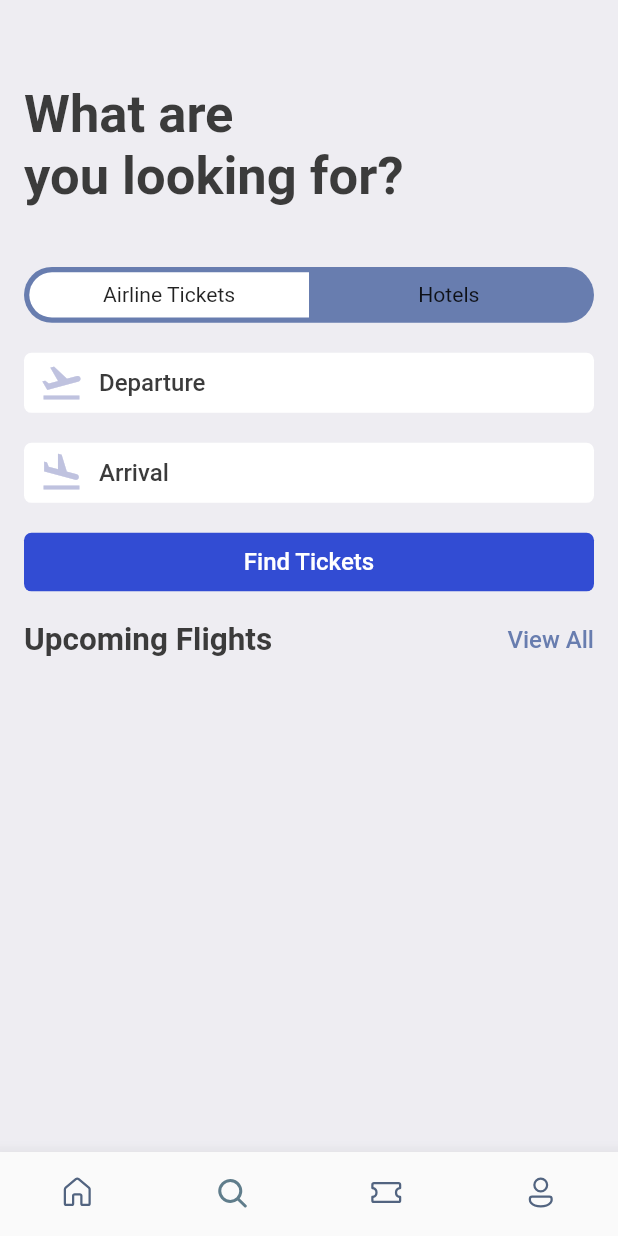
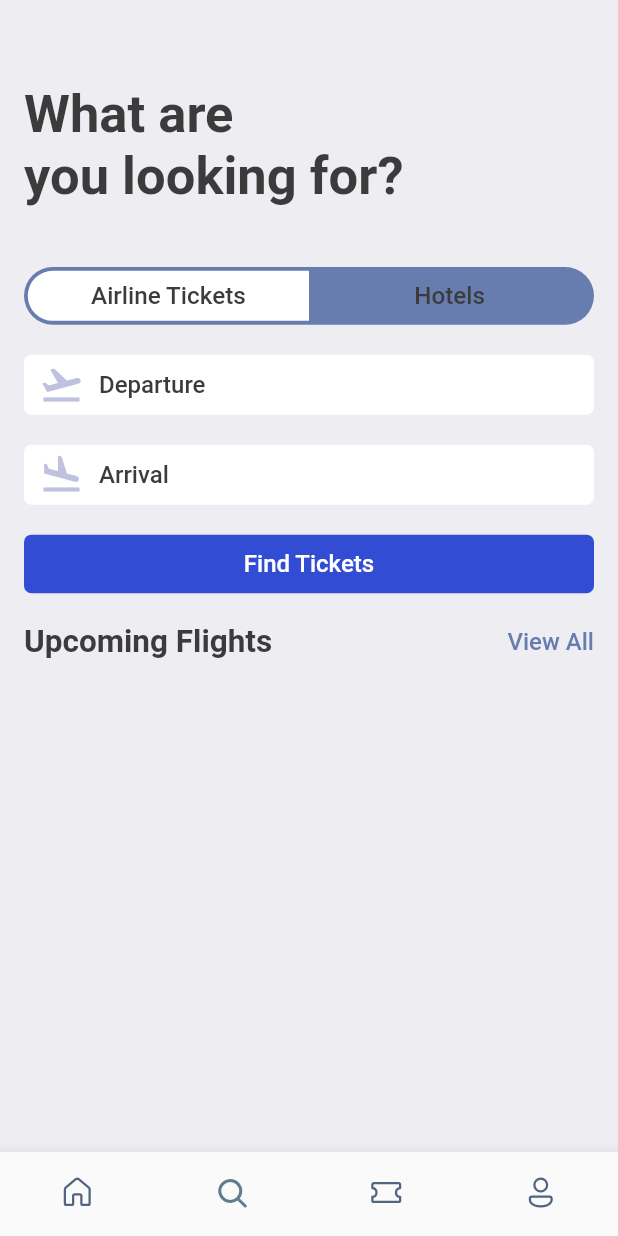
Before and after one commit to jeclauden/travel, a Flutter app: the screen it shows after launch, item 2 of the bottom bar chosen, on a phone screen of 412 x 824 dp. Run offline on Flutter 3.47's test engine with Material 2 defaults, Android fonts, the phone set to English and light mode, and no system bars; our stand-ins replace fluentui_icons, gap.

Commit message:
fix ticket margin

```diff
--- a/lib/screens/bottom_bar.dart
+++ b/lib/screens/bottom_bar.dart
@@ -2,6 +2,7 @@ import 'package:fluentui_icons/fluentui_icons.dart';
 import 'package:flutter/material.dart';
 import 'package:travel/screens/home_screen.dart';
 import 'package:travel/screens/search.dart';
+import 'package:travel/widgets/ticket_screen.dart';
 
 class BottomBar extends StatefulWidget {
   const BottomBar({Key? key}) : super(key: key);
@@ -15,7 +16,7 @@ class _BottomBarState extends State<BottomBar> {
   static final List<Widget> _pageOptions = <Widget>[
     const HomeScreen(),
     const Search(),
-    const Text("Tickets"),
+    const TicketScreen(),
     const Text("Profile"),
   ];
 
--- a/lib/screens/search.dart
+++ b/lib/screens/search.dart
@@ -2,6 +2,7 @@ import 'package:flutter/material.dart';
 import 'package:gap/gap.dart';
 import 'package:travel/utils/app_layout.dart';
 import 'package:travel/utils/app_styles.dart';
+import 'package:travel/widgets/app_tabs.dart';
 import 'package:travel/widgets/button.dart';
 import 'package:travel/widgets/search_form.dart';
 import 'package:travel/widgets/view_all.dart';
@@ -11,7 +12,6 @@ class Search extends StatelessWidget {
 
   @override
   Widget build(BuildContext context) {
-    final size = AppLayout.getSize(context);
     return Scaffold(
       backgroundColor: Styles.bgColor,
       body: ListView(
@@ -23,43 +23,7 @@ class Search extends StatelessWidget {
             style: Styles.headLineStyle_1.copyWith(fontSize: 35),
           ),
           const Gap(40),
-          FittedBox(
-            child: Container(
-              padding: const EdgeInsets.all(3.5),
-              decoration: BoxDecoration(
-                borderRadius: BorderRadius.circular(20),
-                color: Styles.primaryColor,
-              ),
-              child: Row(
-                children: [
-                  Container(
-                    width: size.width * 0.45,
-                    decoration: const BoxDecoration(
-                      borderRadius:
-                          BorderRadius.horizontal(left: Radius.circular(20)),
-                      color: Colors.white,
-                    ),
-                    padding: const EdgeInsets.symmetric(vertical: 7),
-                    child: const Center(
-                      child: Text("Airline Tickets"),
-                    ),
-                  ),
-                  Container(
-                    width: size.width * 0.45,
-                    decoration: const BoxDecoration(
-                      borderRadius:
-                          BorderRadius.horizontal(right: Radius.circular(20)),
-                      color: Colors.transparent,
-                    ),
-                    padding: const EdgeInsets.symmetric(vertical: 7),
-                    child: const Center(
-                      child: Text("Hotels"),
-                    ),
-                  ),
-                ],
-              ),
-            ),
-          ),
+          const AppTabs(firstTab: "Airline Tickets", secondTab: "Hotels"),
           const Gap(20),
           const SearchForm(
             title: "Departure",
--- /dev/null
+++ b/lib/widgets/app_tabs.dart
@@ -0,0 +1,61 @@
+import 'package:flutter/material.dart';
+import 'package:travel/utils/app_layout.dart';
+import 'package:travel/utils/app_styles.dart';
+
+class AppTabs extends StatelessWidget {
+  final String firstTab;
+  final String secondTab;
+  const AppTabs({
+    Key? key,
+    required this.firstTab,
+    required this.secondTab,
+  }) : super(key: key);
+
+  @override
+  Widget build(BuildContext context) {
+    final size = AppLayout.getSize(context);
+    return FittedBox(
+      child: Container(
+        padding: const EdgeInsets.all(2.5),
+        decoration: BoxDecoration(
+          borderRadius: BorderRadius.circular(20),
+          color: Styles.primaryColor,
+        ),
+        child: Row(
+          children: [
+            Container(
+              width: size.width * 0.45,
+              decoration: const BoxDecoration(
+                borderRadius:
+                    BorderRadius.horizontal(left: Radius.circular(20)),
+                color: Colors.white,
+              ),
+              padding: const EdgeInsets.symmetric(vertical: 7),
+              child: Center(
+                child: Text(
+                  firstTab,
+                  style: Styles.textStyle,
+                ),
+              ),
+            ),
+            Container(
+              width: size.width * 0.45,
+              decoration: const BoxDecoration(
+                borderRadius:
+                    BorderRadius.horizontal(right: Radius.circular(20)),
+                color: Colors.transparent,
+              ),
+              padding: const EdgeInsets.symmetric(vertical: 7),
+              child: Center(
+                child: Text(
+                  secondTab,
+                  style: Styles.textStyle,
+                ),
+              ),
+            ),
+          ],
+        ),
+      ),
+    );
+  }
+}
```
Also changed, not shown: lib/screens/home_screen.dart (+6 -1 lines), lib/screens/ticket_view.dart (+4 -5 lines), lib/widgets/ticket_screen.dart (added, +42 -0 lines).
